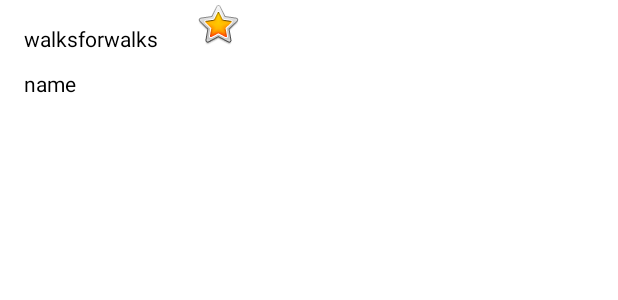
After one commit to VictorwCho/Walks-For-Walks, an Android app: the layout nav_header.xml on its own in the app's theme, with its tools: preview values and no code run, on a phone screen of 412 x 824 dp. The commit adds this screen. Shown: the top 300 px of the screen. Run offline under Robolectric (Android 15) with nearby library versions, the phone set to English and light mode, and no system bars.

Commit message:
Toolbar and Drawer basic skeleton

```diff
--- a/app/src/main/java/com/bcit/walksforwalks/LoginActivity.java
+++ b/app/src/main/java/com/bcit/walksforwalks/LoginActivity.java
@@ -72,7 +72,7 @@ public class LoginActivity extends AppCompatActivity implements View.OnClickList
             return;
         }
 
-        if (Patterns.EMAIL_ADDRESS.matcher(email).matches()) {
+        if (!Patterns.EMAIL_ADDRESS.matcher(email).matches()) {
             userEmail.setError("Please enter a valid email!");
             userEmail.requestFocus();
             return;
@@ -97,7 +97,7 @@ public class LoginActivity extends AppCompatActivity implements View.OnClickList
             @Override
             public void onComplete(@NonNull Task<AuthResult> task) {
                 if (task.isSuccessful()) {
-                    // redict to user profile
+                    startActivity(new Intent(getBaseContext(), MainActivity.class));
                 } else {
                     Toast.makeText(LoginActivity.this, "Failed to login! Please" +
                             "check your credentials", Toast.LENGTH_LONG).show();
--- a/app/src/main/res/layout/activity_register_user.xml
+++ b/app/src/main/res/layout/activity_register_user.xml
@@ -23,7 +23,7 @@
         android:layout_height="wrap_content"
         android:ems="10"
         android:inputType="textPersonName"
-        android:text="@string/reguster_user_email" />
+        android:text="@string/register_user_email" />
 
     <EditText
         android:id="@+id/editText_register_password"
--- /dev/null
+++ b/app/src/main/res/layout/nav_header.xml
@@ -0,0 +1,35 @@
+<?xml version="1.0" encoding="utf-8"?>
+<LinearLayout
+    xmlns:android="http://schemas.android.com/apk/res/android"
+    xmlns:app="http://schemas.android.com/apk/res-auto"
+    android:layout_width="match_parent"
+    android:layout_height="180dp" >
+
+    <LinearLayout
+        android:layout_width="97dp"
+        android:layout_height="141dp"
+        android:layout_margin="16dp"
+        android:gravity="start"
+        android:orientation="vertical">
+
+        <TextView
+            android:layout_width="match_parent"
+            android:layout_height="30dp"
+            android:text="@string/app_name"
+            android:textColor="#000000" />
+
+        <TextView
+            android:layout_width="match_parent"
+            android:layout_height="32dp"
+            android:text="@string/user_name"
+            android:textColor="#000000" />
+    </LinearLayout>
+
+    <ImageView
+        android:layout_width="wrap_content"
+        android:layout_height="wrap_content"
+        android:contentDescription="@string/placeholder_img"
+        android:scaleType="centerInside"
+        app:srcCompat="@android:drawable/btn_star_big_on" />
+
+</LinearLayout>
--- /dev/null
+++ b/app/src/main/res/layout/toolbar_main.xml
@@ -0,0 +1,6 @@
+<?xml version="1.0" encoding="utf-8"?>
+<androidx.appcompat.widget.Toolbar xmlns:android="http://schemas.android.com/apk/res/android"
+    android:id="@+id/toolbar"
+    android:layout_width="match_parent"
+    android:layout_height="wrap_content"
+    android:background="#81D4FA" />
--- a/app/src/main/res/values/themes.xml
+++ b/app/src/main/res/values/themes.xml
@@ -1,6 +1,6 @@
 <resources xmlns:tools="http://schemas.android.com/tools">
     <!-- Base application theme. -->
-    <style name="Theme.Walksforwalks" parent="Theme.MaterialComponents.DayNight.DarkActionBar">
+    <style name="Theme.Walksforwalks" parent="Theme.MaterialComponents.DayNight.NoActionBar">
         <!-- Primary brand color. -->
         <item name="colorPrimary">@color/purple_500</item>
         <item name="colorPrimaryVariant">@color/purple_700</item>
```
Also changed, not shown: app/src/debug/res/menu/menu_nav.xml (added, +28 -0 lines), app/src/debug/res/menu/menu_toolbar.xml (added, +15 -0 lines), app/src/main/java/com/bcit/walksforwalks/MainActivity.java (+84 -1 lines), app/src/main/res/layout/activity_main.xml (+35 -0 lines), app/src/main/res/values/strings.xml (+11 -1 lines), app/src/main/res/drawable/logout_icon.png (added).
